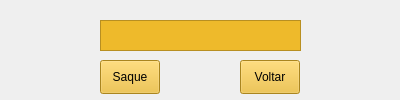
This is BankWindows/Projects/saque.ui in JoaoManoelVK/Projeto-Banco as Qt 5 draws it before an edit. The edited form follows.
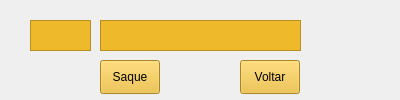
This is the edited form. Icons and pictures are not drawn.

```diff
--- a/BankWindows/Projects/saque.ui
+++ b/BankWindows/Projects/saque.ui
@@ -99,6 +99,31 @@
      <string>Voltar</string>
     </property>
    </widget>
+   <widget class="QTextEdit" name="conta">
+    <property name="geometry">
+     <rect>
+      <x>30</x>
+      <y>20</y>
+      <width>61</width>
+      <height>31</height>
+     </rect>
+    </property>
+    <property name="font">
+     <font>
+      <pointsize>11</pointsize>
+     </font>
+    </property>
+    <property name="styleSheet">
+     <string notr="true">background-color: rgb(238, 186, 43);</string>
+    </property>
+    <property name="html">
+     <string>&lt;!DOCTYPE HTML PUBLIC &quot;-//W3C//DTD HTML 4.0//EN&quot; &quot;http://www.w3.org/TR/REC-html40/strict.dtd&quot;&gt;
+&lt;html&gt;&lt;head&gt;&lt;meta name=&quot;qrichtext&quot; content=&quot;1&quot; /&gt;&lt;meta charset=&quot;utf-8&quot; /&gt;&lt;style type=&quot;text/css&quot;&gt;
+p, li { white-space: pre-wrap; }
+&lt;/style&gt;&lt;/head&gt;&lt;body style=&quot; font-family:'Segoe UI'; font-size:11pt; font-weight:400; font-style:normal;&quot;&gt;
+&lt;p align=&quot;center&quot; style=&quot;-qt-paragraph-type:empty; margin-top:0px; margin-bottom:0px; margin-left:0px; margin-right:0px; -qt-block-indent:0; text-indent:0px; font-size:9pt;&quot;&gt;&lt;br /&gt;&lt;/p&gt;&lt;/body&gt;&lt;/html&gt;</string>
+    </property>
+   </widget>
   </widget>
  </widget>
  <resources>
```
Left out of the diff: 4 changed lines with no effect on the pictures.
